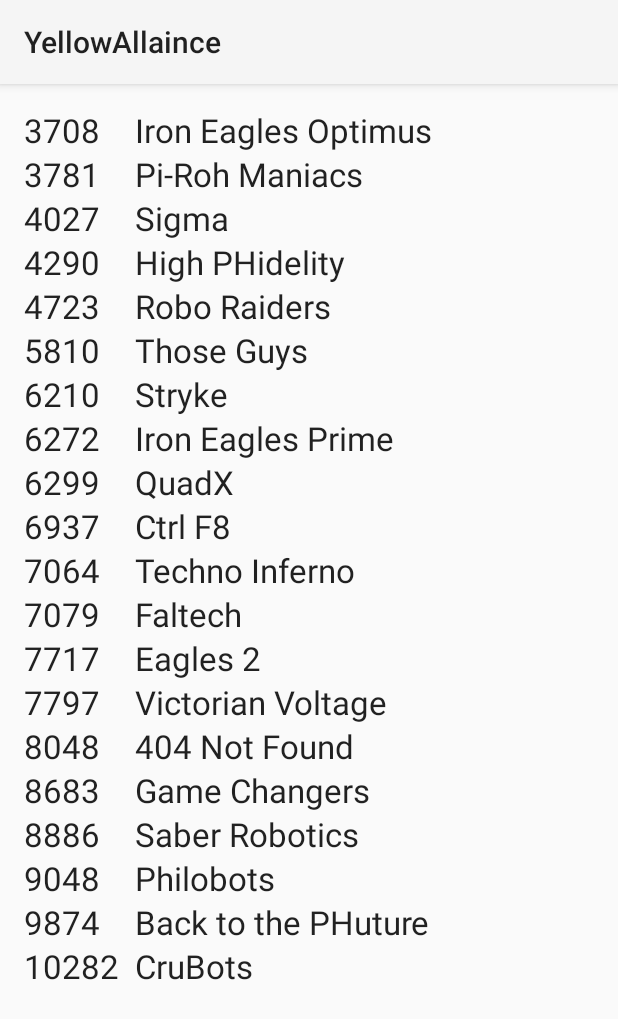
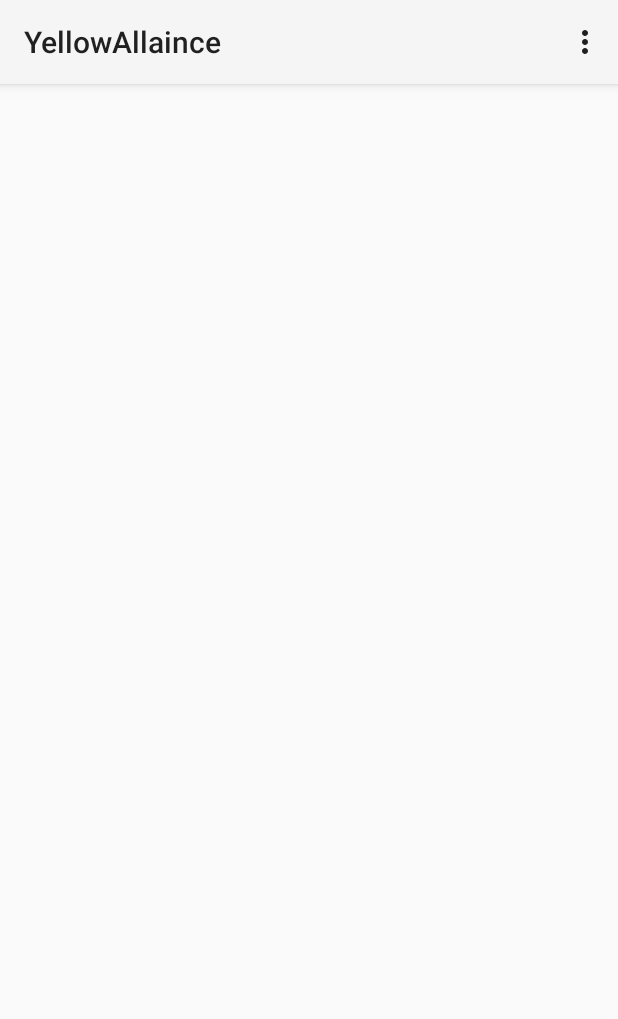
Before and after one commit to jspspike/YellowAllaince, an Android app: the screen it shows after launch (MainActivity), on a phone screen of 412 x 824 dp. Shown: the top 1019 px of the screen. Run offline under Robolectric (Android 15) with nearby library versions, the phone set to English and light mode, and no system bars.

Commit message:
Added add activity button

```diff
--- a/app/src/main/AndroidManifest.xml
+++ b/app/src/main/AndroidManifest.xml
@@ -22,6 +22,10 @@
             android:label="@string/title_activity_team" >
             android:launchMode="singleInstance"
         </activity>
+        <activity
+            android:name=".AddActivity"
+            android:label="@string/title_activity_add" >
+        </activity>
     </application>
 
 </manifest>
--- a/app/src/main/java/com/example/johnson_849323/yellowallaince/MainActivity.java
+++ b/app/src/main/java/com/example/johnson_849323/yellowallaince/MainActivity.java
@@ -23,27 +23,27 @@ public class MainActivity extends Activity {
     protected void onCreate(Bundle savedInstanceState) {
         super.onCreate(savedInstanceState);
         setContentView(R.layout.activity_main);
-        manager.clearAll();
-        manager.addContact(new Team(1, 3708, "Iron Eagles Optimus", "Red1|Red2|Red2|Blue1|Blue2", "1|7|15|18|25", "55|33|16|53|47"));
-        manager.addContact(new Team(1, 3781, "Pi-Roh Maniacs", "Blue1|Blue1|Blue1|Red2|Red2", "3|8|11|20|25", "213|120|286|239|47"));
-        manager.addContact(new Team(1, 4027, "Sigma", "Blue1|Red1|Red2|Blue2|Blue2", "5|8|12|19|23", "213|120|286|239|47"));
-        manager.addContact(new Team(1, 4290, "High PHidelity", "Blue2|Blue2|Red1|Blue1|Red2", "4|8|15|17|24", "-1|-1|-1|-1|-1"));
-        manager.addContact(new Team(1, 4723, "Robo Raiders", "Red1|Blue1|Red1|Blue2|Red2", "3|7|14|16|23", "-1|-1|-1|-1|-1"));
-        manager.addContact(new Team(1, 5810, "Those Guys", "Red2|Red1|Blue2|Blue2|Red1", "4|10|13|18|23", "-1|-1|-1|-1|-1"));
-        manager.addContact(new Team(1, 6210, "Stryke", "Red1|Blue1|Blue1|Red1|Blue1", "5|9|13|16|25", "-1|-1|-1|-1|-1"));
-        manager.addContact(new Team(1, 6272, "Iron Eagles Prime", "Red2|Blue2|Red2|Blue2|Blue1", "1|6|13|20|24", "-1|-1|-1|-1|-1"));
-        manager.addContact(new Team(1, 6299, "QuadX", "Red1|Red2|Blue2|Blue1|Blue1", "2|9|11|20|23", "-1|-1|-1|-1|-1"));
-        manager.addContact(new Team(1, 6937, "Ctrl F8", "Red2|Blue2|Red1|Red2|Blue2", "2|7|13|19|22", "-1|-1|-1|-1|-1"));
-        manager.addContact(new Team(1, 7064, "Techno Inferno", "Blue1|Blue1|Blue2|Red1|Red1", "2|6|12|17|25", "-1|-1|-1|-1|-1"));
-        manager.addContact(new Team(1, 7079, "Faltech", "Blue1|Red1|Red2|Blue1|Red2", "4|6|11|16|22", "-1|-1|-1|-1|-1"));
-        manager.addContact(new Team(1, 7717, "Eagles 2", "Blue1|Blue2|Red2|Red2|Blue1", "1|9|14|17|22", "-1|-1|-1|-1|-1"));
-        manager.addContact(new Team(1, 7797, "Victorian Voltage", "Blue2|Red1|Red1|Blue2|Red2", "5|7|11|17|21", "-1|-1|-1|-1|-1"));
-        manager.addContact(new Team(1, 8048, "404 Not Found", "Blue2|Red2|Red1|Red2|Blue2", "1|10|12|16|21", "-1|-1|-1|-1|-1"));
-        manager.addContact(new Team(1, 8683, "Game Changers", "Red2|Blue2|Blue2|Red1|Red1", "5|10|15|20|22", "-1|-1|-1|-1|-1"));
-        manager.addContact(new Team(1, 8886, "Saber Robotics", "Blue2|Red1|Blue1|Red2|Blue2", "3|9|12|18|24", "-1|-1|-1|-1|-1"));
-        manager.addContact(new Team(1, 9048, "Philobots", "Red2|Red2|Blue1|Red1|Blue1", "3|6|15|19|21", "-1|-1|-1|-1|-1"));
-        manager.addContact(new Team(1, 9874, "Back to the PHuture", "Blue2|Red2|Blue2|Red1|Red1", "2|8|14|18|21", "-1|-1|-1|-1|-1"));
-        manager.addContact(new Team(1, 10282, "CruBots", "Red1|Blue1|Blue1|Blue1|Red1", "4|10|14|19|24", "-1|-1|-1|-1|-1"));
+//        manager.clearAll();
+//        manager.addContact(new Team(1, 3708, "Iron Eagles Optimus", "Red1|Red2|Red2|Blue1|Blue2", "1|7|15|18|25", "55|33|16|53|47"));
+//        manager.addContact(new Team(1, 3781, "Pi-Roh Maniacs", "Blue1|Blue1|Blue1|Red2|Red2", "3|8|11|20|25", "213|120|286|239|47"));
+//        manager.addContact(new Team(1, 4027, "Sigma", "Blue1|Red1|Red2|Blue2|Blue2", "5|8|12|19|23", "213|120|286|239|47"));
+//        manager.addContact(new Team(1, 4290, "High PHidelity", "Blue2|Blue2|Red1|Blue1|Red2", "4|8|15|17|24", "-1|-1|-1|-1|-1"));
+//        manager.addContact(new Team(1, 4723, "Robo Raiders", "Red1|Blue1|Red1|Blue2|Red2", "3|7|14|16|23", "-1|-1|-1|-1|-1"));
+//        manager.addContact(new Team(1, 5810, "Those Guys", "Red2|Red1|Blue2|Blue2|Red1", "4|10|13|18|23", "-1|-1|-1|-1|-1"));
+//        manager.addContact(new Team(1, 6210, "Stryke", "Red1|Blue1|Blue1|Red1|Blue1", "5|9|13|16|25", "-1|-1|-1|-1|-1"));
+//        manager.addContact(new Team(1, 6272, "Iron Eagles Prime", "Red2|Blue2|Red2|Blue2|Blue1", "1|6|13|20|24", "-1|-1|-1|-1|-1"));
+//        manager.addContact(new Team(1, 6299, "QuadX", "Red1|Red2|Blue2|Blue1|Blue1", "2|9|11|20|23", "-1|-1|-1|-1|-1"));
+//        manager.addContact(new Team(1, 6937, "Ctrl F8", "Red2|Blue2|Red1|Red2|Blue2", "2|7|13|19|22", "-1|-1|-1|-1|-1"));
+//        manager.addContact(new Team(1, 7064, "Techno Inferno", "Blue1|Blue1|Blue2|Red1|Red1", "2|6|12|17|25", "-1|-1|-1|-1|-1"));
+//        manager.addContact(new Team(1, 7079, "Faltech", "Blue1|Red1|Red2|Blue1|Red2", "4|6|11|16|22", "-1|-1|-1|-1|-1"));
+//        manager.addContact(new Team(1, 7717, "Eagles 2", "Blue1|Blue2|Red2|Red2|Blue1", "1|9|14|17|22", "-1|-1|-1|-1|-1"));
+//        manager.addContact(new Team(1, 7797, "Victorian Voltage", "Blue2|Red1|Red1|Blue2|Red2", "5|7|11|17|21", "-1|-1|-1|-1|-1"));
+//        manager.addContact(new Team(1, 8048, "404 Not Found", "Blue2|Red2|Red1|Red2|Blue2", "1|10|12|16|21", "-1|-1|-1|-1|-1"));
+//        manager.addContact(new Team(1, 8683, "Game Changers", "Red2|Blue2|Blue2|Red1|Red1", "5|10|15|20|22", "-1|-1|-1|-1|-1"));
+//        manager.addContact(new Team(1, 8886, "Saber Robotics", "Blue2|Red1|Blue1|Red2|Blue2", "3|9|12|18|24", "-1|-1|-1|-1|-1"));
+//        manager.addContact(new Team(1, 9048, "Philobots", "Red2|Red2|Blue1|Red1|Blue1", "3|6|15|19|21", "-1|-1|-1|-1|-1"));
+//        manager.addContact(new Team(1, 9874, "Back to the PHuture", "Blue2|Red2|Blue2|Red1|Red1", "2|8|14|18|21", "-1|-1|-1|-1|-1"));
+//        manager.addContact(new Team(1, 10282, "CruBots", "Red1|Blue1|Blue1|Blue1|Red1", "4|10|14|19|24", "-1|-1|-1|-1|-1"));
 
 
 
@@ -79,7 +79,8 @@ public class MainActivity extends Activity {
         int id = item.getItemId();
 
         //noinspection SimplifiableIfStatement
-        if (id == R.id.action_settings) {
+        if (id == R.id.addTeam) {
+            MainActivity.this.startActivity(new Intent(MainActivity.this, AddActivity.class));
             return true;
         }
 
--- a/app/src/main/res/menu/menu_main.xml
+++ b/app/src/main/res/menu/menu_main.xml
@@ -1,5 +1,8 @@
 <menu xmlns:android="http://schemas.android.com/apk/res/android"
     xmlns:tools="http://schemas.android.com/tools" tools:context=".MainActivity">
-    <item android:id="@+id/action_settings" android:title=""
-        android:orderInCategory="100" android:showAsAction="always" />
+    <item android:id="@+id/load" android:title="Load File"
+        android:orderInCategory="100" android:showAsAction="never" />
+
+    <item android:id="@+id/addTeam" android:title="Add Team"
+        android:orderInCategory="100" android:showAsAction="never" />
 </menu>
--- a/app/src/main/res/menu/menu_team.xml
+++ b/app/src/main/res/menu/menu_team.xml
@@ -4,6 +4,5 @@
     <item android:id="@+id/action_settings" android:title="Home"
         android:orderInCategory="100" android:showAsAction="always" />
 
-    <item android:id="@+id/load" android:title="Load File"
-        android:orderInCategory="100" android:showAsAction="never" />
+
 </menu>
--- a/app/src/main/res/values/strings.xml
+++ b/app/src/main/res/values/strings.xml
@@ -5,5 +5,6 @@
     <string name="hello_world">Hello world!</string>
     <string name="action_settings">Settings</string>
     <string name="title_activity_team">TeamActivity</string>
+    <string name="title_activity_add">AddActivity</string>
 
 </resources>
```
